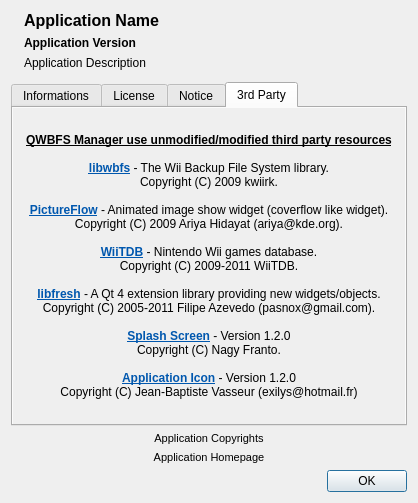
The window that qwbfs/src/UIAbout.ui (amestica/qwbfs) describes before a commit, drawn with Qt 5.
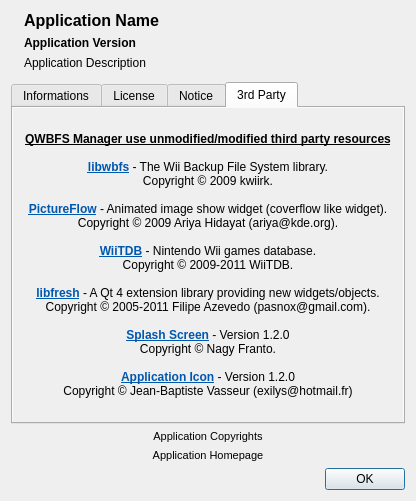
The same window after the commit. The open tabs and pages were chosen to show the change. Icons and pictures are not drawn.

Commit message: Fix some french translations. Fix copyright symbols.

```diff
--- a/qwbfs/src/UIAbout.ui
+++ b/qwbfs/src/UIAbout.ui
@@ -6,8 +6,8 @@
    <rect>
     <x>0</x>
     <y>0</y>
-    <width>418</width>
-    <height>503</height>
+    <width>416</width>
+    <height>501</height>
    </rect>
   </property>
   <property name="maximumSize">
@@ -345,8 +345,8 @@
            <rect>
             <x>0</x>
             <y>0</y>
-            <width>402</width>
-            <height>309</height>
+            <width>400</width>
+            <height>307</height>
            </rect>
           </property>
           <layout class="QVBoxLayout" name="verticalLayout_7">
@@ -363,22 +363,22 @@
 &lt;p style=&quot; margin-top:0px; margin-bottom:0px; margin-left:0px; margin-right:0px; -qt-block-indent:0; text-indent:0px;&quot;&gt;&lt;span style=&quot; font-family:'Arial'; font-weight:600; text-decoration: underline;&quot;&gt;QWBFS Manager use unmodified/modified third party resources&lt;/span&gt;&lt;/p&gt;
 &lt;p style=&quot;-qt-paragraph-type:empty; margin-top:0px; margin-bottom:0px; margin-left:0px; margin-right:0px; -qt-block-indent:0; text-indent:0px; font-family:'Arial';&quot;&gt;&lt;/p&gt;
 &lt;p style=&quot; margin-top:0px; margin-bottom:0px; margin-left:0px; margin-right:0px; -qt-block-indent:0; text-indent:0px;&quot;&gt;&lt;a href=&quot;https://github.com/kwiirk/wbfs&quot;&gt;&lt;span style=&quot; font-family:'Arial'; font-weight:600; text-decoration: underline; color:#0057ae;&quot;&gt;libwbfs&lt;/span&gt;&lt;/a&gt;&lt;span style=&quot; font-family:'Arial';&quot;&gt; - The Wii Backup File System library.&lt;/span&gt;&lt;/p&gt;
-&lt;p style=&quot; margin-top:0px; margin-bottom:0px; margin-left:0px; margin-right:0px; -qt-block-indent:0; text-indent:0px;&quot;&gt;&lt;span style=&quot; font-family:'Arial';&quot;&gt;Copyright (C) 2009 kwiirk.&lt;/span&gt;&lt;/p&gt;
+&lt;p style=&quot; margin-top:0px; margin-bottom:0px; margin-left:0px; margin-right:0px; -qt-block-indent:0; text-indent:0px;&quot;&gt;&lt;span style=&quot; font-family:'Arial';&quot;&gt;Copyright &amp;copy; 2009 kwiirk.&lt;/span&gt;&lt;/p&gt;
 &lt;p style=&quot;-qt-paragraph-type:empty; margin-top:0px; margin-bottom:0px; margin-left:0px; margin-right:0px; -qt-block-indent:0; text-indent:0px; font-family:'Arial';&quot;&gt;&lt;/p&gt;
 &lt;p style=&quot; margin-top:0px; margin-bottom:0px; margin-left:0px; margin-right:0px; -qt-block-indent:0; text-indent:0px;&quot;&gt;&lt;a href=&quot;http://pictureflow.googlecode.com&quot;&gt;&lt;span style=&quot; font-family:'Arial'; font-weight:600; text-decoration: underline; color:#0057ae;&quot;&gt;PictureFlow&lt;/span&gt;&lt;/a&gt;&lt;span style=&quot; font-family:'Arial';&quot;&gt; - Animated image show widget (coverflow like widget).&lt;/span&gt;&lt;/p&gt;
-&lt;p style=&quot; margin-top:0px; margin-bottom:0px; margin-left:0px; margin-right:0px; -qt-block-indent:0; text-indent:0px;&quot;&gt;&lt;span style=&quot; font-family:'Arial';&quot;&gt;Copyright (C) 2009 Ariya Hidayat (ariya@kde.org).&lt;/span&gt;&lt;/p&gt;
+&lt;p style=&quot; margin-top:0px; margin-bottom:0px; margin-left:0px; margin-right:0px; -qt-block-indent:0; text-indent:0px;&quot;&gt;&lt;span style=&quot; font-family:'Arial';&quot;&gt;Copyright &amp;copy; 2009 Ariya Hidayat (ariya@kde.org).&lt;/span&gt;&lt;/p&gt;
 &lt;p style=&quot;-qt-paragraph-type:empty; margin-top:0px; margin-bottom:0px; margin-left:0px; margin-right:0px; -qt-block-indent:0; text-indent:0px; font-family:'Arial';&quot;&gt;&lt;/p&gt;
 &lt;p style=&quot; margin-top:0px; margin-bottom:0px; margin-left:0px; margin-right:0px; -qt-block-indent:0; text-indent:0px;&quot;&gt;&lt;a href=&quot;http://wiitdb.com&quot;&gt;&lt;span style=&quot; font-family:'Arial'; font-weight:600; text-decoration: underline; color:#0057ae;&quot;&gt;WiiTDB&lt;/span&gt;&lt;/a&gt;&lt;span style=&quot; font-family:'Arial';&quot;&gt; - Nintendo Wii games database.&lt;/span&gt;&lt;/p&gt;
-&lt;p style=&quot; margin-top:0px; margin-bottom:0px; margin-left:0px; margin-right:0px; -qt-block-indent:0; text-indent:0px;&quot;&gt;&lt;span style=&quot; font-family:'Arial';&quot;&gt;Copyright (C) 2009-2011 WiiTDB.&lt;/span&gt;&lt;/p&gt;
+&lt;p style=&quot; margin-top:0px; margin-bottom:0px; margin-left:0px; margin-right:0px; -qt-block-indent:0; text-indent:0px;&quot;&gt;&lt;span style=&quot; font-family:'Arial';&quot;&gt;Copyright &amp;copy; 2009-2011 WiiTDB.&lt;/span&gt;&lt;/p&gt;
 &lt;p style=&quot;-qt-paragraph-type:empty; margin-top:0px; margin-bottom:0px; margin-left:0px; margin-right:0px; -qt-block-indent:0; text-indent:0px; font-family:'Arial';&quot;&gt;&lt;/p&gt;
 &lt;p style=&quot; margin-top:0px; margin-bottom:0px; margin-left:0px; margin-right:0px; -qt-block-indent:0; text-indent:0px;&quot;&gt;&lt;a href=&quot;http://bettercodes.org/projects/fresh&quot;&gt;&lt;span style=&quot; font-family:'Arial'; font-weight:600; text-decoration: underline; color:#0057ae;&quot;&gt;libfresh&lt;/span&gt;&lt;/a&gt;&lt;span style=&quot; font-family:'Arial';&quot;&gt; - A Qt 4 extension library providing new widgets/objects.&lt;/span&gt;&lt;/p&gt;
-&lt;p style=&quot; margin-top:0px; margin-bottom:0px; margin-left:0px; margin-right:0px; -qt-block-indent:0; text-indent:0px;&quot;&gt;&lt;span style=&quot; font-family:'Arial';&quot;&gt;Copyright (C) 2005-2011 Filipe Azevedo (pasnox@gmail.com).&lt;/span&gt;&lt;/p&gt;
+&lt;p style=&quot; margin-top:0px; margin-bottom:0px; margin-left:0px; margin-right:0px; -qt-block-indent:0; text-indent:0px;&quot;&gt;&lt;span style=&quot; font-family:'Arial';&quot;&gt;Copyright &amp;copy; 2005-2011 Filipe Azevedo (pasnox@gmail.com).&lt;/span&gt;&lt;/p&gt;
 &lt;p style=&quot;-qt-paragraph-type:empty; margin-top:0px; margin-bottom:0px; margin-left:0px; margin-right:0px; -qt-block-indent:0; text-indent:0px; font-family:'Arial';&quot;&gt;&lt;/p&gt;
 &lt;p style=&quot; margin-top:0px; margin-bottom:0px; margin-left:0px; margin-right:0px; -qt-block-indent:0; text-indent:0px;&quot;&gt;&lt;a href=&quot;http://code.google.com/u/nagy.franto&quot;&gt;&lt;span style=&quot; font-family:'Arial'; font-weight:600; text-decoration: underline; color:#0057ae;&quot;&gt;Splash Screen&lt;/span&gt;&lt;/a&gt;&lt;span style=&quot; font-family:'Arial';&quot;&gt; - Version 1.2.0&lt;/span&gt;&lt;/p&gt;
-&lt;p style=&quot; margin-top:0px; margin-bottom:0px; margin-left:0px; margin-right:0px; -qt-block-indent:0; text-indent:0px;&quot;&gt;&lt;span style=&quot; font-family:'Arial';&quot;&gt;Copyright (C) Nagy Franto.&lt;/span&gt;&lt;/p&gt;
+&lt;p style=&quot; margin-top:0px; margin-bottom:0px; margin-left:0px; margin-right:0px; -qt-block-indent:0; text-indent:0px;&quot;&gt;&lt;span style=&quot; font-family:'Arial';&quot;&gt;Copyright &amp;copy; Nagy Franto.&lt;/span&gt;&lt;/p&gt;
 &lt;p style=&quot;-qt-paragraph-type:empty; margin-top:0px; margin-bottom:0px; margin-left:0px; margin-right:0px; -qt-block-indent:0; text-indent:0px; font-family:'Arial';&quot;&gt;&lt;/p&gt;
 &lt;p style=&quot; margin-top:0px; margin-bottom:0px; margin-left:0px; margin-right:0px; -qt-block-indent:0; text-indent:0px;&quot;&gt;&lt;a href=&quot;mailto:exilys@hotmail.fr&quot;&gt;&lt;span style=&quot; font-family:'Arial'; font-weight:600; text-decoration: underline; color:#0057ae;&quot;&gt;Application Icon&lt;/span&gt;&lt;/a&gt;&lt;span style=&quot; font-family:'Arial';&quot;&gt; - Version 1.2.0&lt;/span&gt;&lt;/p&gt;
-&lt;p style=&quot; margin-top:0px; margin-bottom:0px; margin-left:0px; margin-right:0px; -qt-block-indent:0; text-indent:0px;&quot;&gt;&lt;span style=&quot; font-family:'Arial';&quot;&gt;Copyright (C) Jean-Baptiste &lt;/span&gt;&lt;span style=&quot; font-family:'Arial';&quot;&gt;Vasseur&lt;/span&gt;&lt;span style=&quot; font-family:'Arial';&quot;&gt; (exilys@hotmail.fr)&lt;/span&gt;&lt;/p&gt;&lt;/body&gt;&lt;/html&gt;</string>
+&lt;p style=&quot; margin-top:0px; margin-bottom:0px; margin-left:0px; margin-right:0px; -qt-block-indent:0; text-indent:0px;&quot;&gt;&lt;span style=&quot; font-family:'Arial';&quot;&gt;Copyright &amp;copy; Jean-Baptiste Vasseur (exilys@hotmail.fr)&lt;/span&gt;&lt;/p&gt;&lt;/body&gt;&lt;/html&gt;</string>
              </property>
              <property name="alignment">
               <set>Qt::AlignCenter</set>
```
The commit also changes 3 other files.
